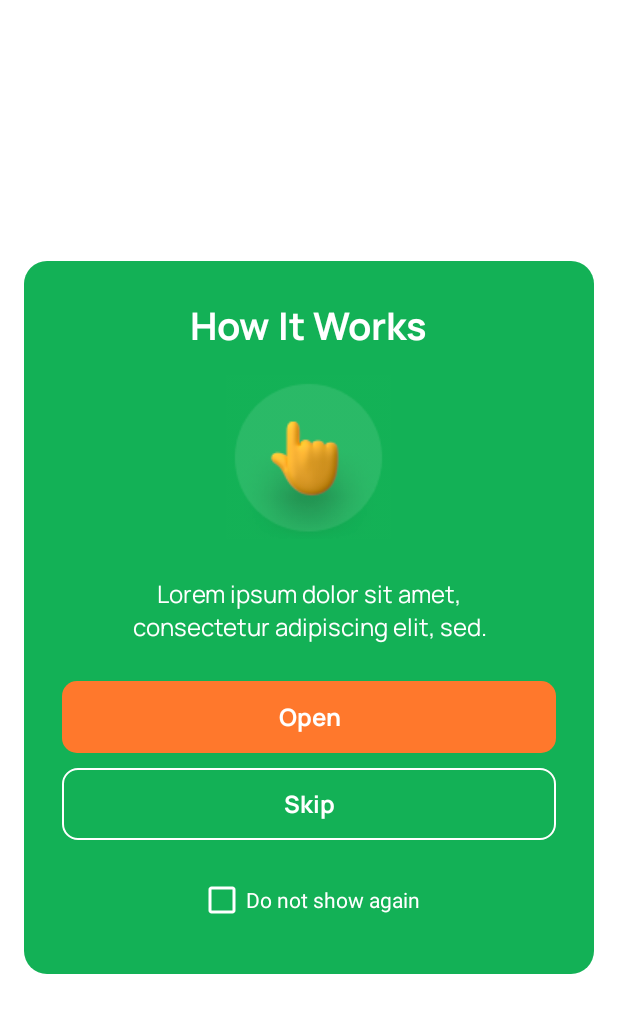
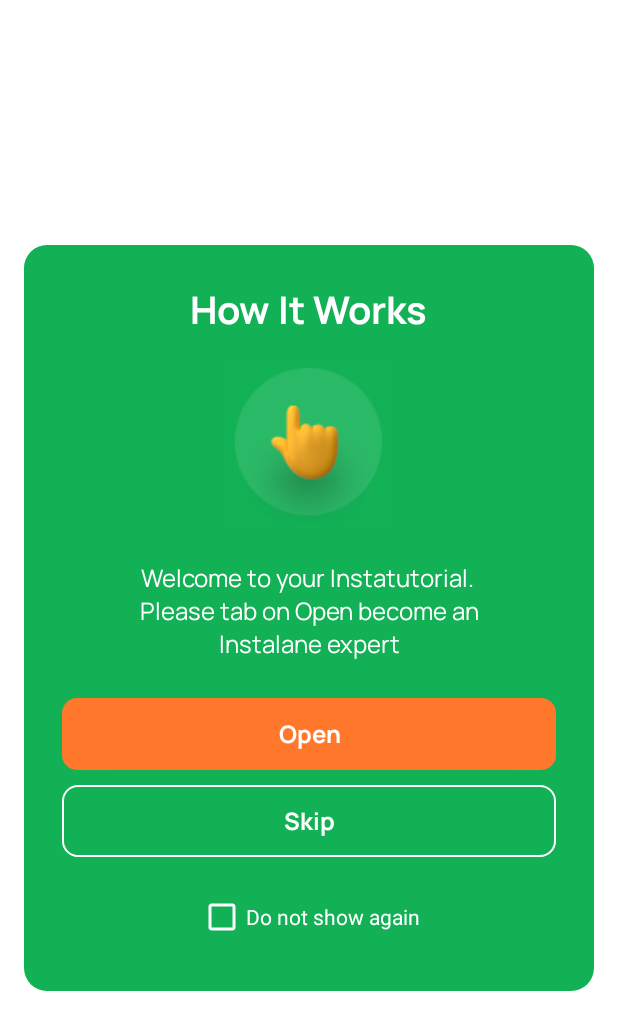
Before and after one commit to ivansaroka/Instalane-Android, an Android app: the layout dialog_show_tutorial.xml on its own in the app's theme, with its tools: preview values and no code run, on a phone screen of 412 x 824 dp. Shown: the top 1030 px of the screen. Run offline under Robolectric (Android 15) with nearby library versions, the phone set to English and light mode, and no system bars.

Commit message:
cambio de texto mensaje tutorial

```diff
--- a/app/src/main/res/layout/dialog_show_tutorial.xml
+++ b/app/src/main/res/layout/dialog_show_tutorial.xml
@@ -51,7 +51,7 @@
                 android:layout_marginVertical="@dimen/margin_big"
                 android:gravity="center"
                 android:includeFontPadding="false"
-                android:text="Lorem ipsum dolor sit amet, consectetur adipiscing elit, sed."
+                android:text="@string/message_welcome_instalane_expert"
                 android:textColor="@color/white"
                 android:textSize="@dimen/text_size_normal" />
         </LinearLayout>
--- a/app/src/main/res/values/strings.xml
+++ b/app/src/main/res/values/strings.xml
@@ -183,5 +183,6 @@
     <string name="open">Open</string>
     <string name="skip">Skip</string>
     <string name="close_tutorial">Close tutorial</string>
+    <string name="message_welcome_instalane_expert">Welcome to your Instatutorial. \nPlease tab on Open become an Instalane expert</string>
 
 </resources>
```
